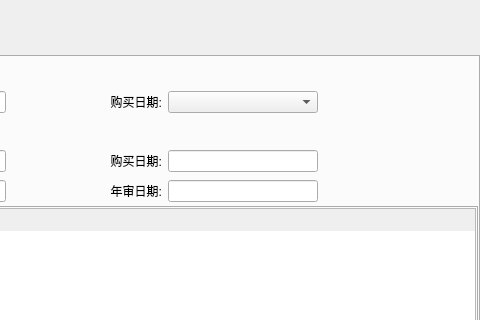
The window that ui/second_level/careditdialog.ui (longcp/CarRentalManagement) describes before a commit, drawn with Qt 5; both pictures show x 530 to 1010 and y 0 to 320 of the 1010 by 782 pixel window.
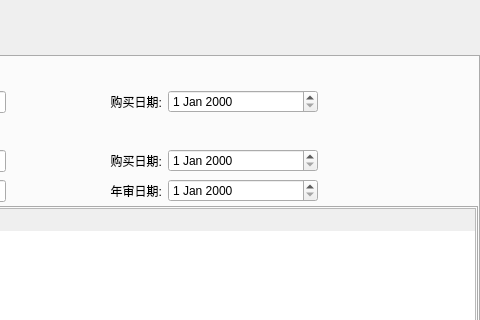
The same window after the commit. The open tabs and pages were chosen to show the change.

Commit message: 完善car类，修改car编辑界面

```diff
--- a/ui/second_level/careditdialog.ui
+++ b/ui/second_level/careditdialog.ui
@@ -2132,7 +2132,7 @@
            </widget>
           </item>
           <item>
-           <widget class="QComboBox" name="comboBox_3">
+           <widget class="QDateEdit" name="dateEdit_3">
             <property name="minimumSize">
              <size>
               <width>150</width>
@@ -2290,7 +2290,7 @@
            </widget>
           </item>
           <item>
-           <widget class="QLineEdit" name="lineEdit_38">
+           <widget class="QDateEdit" name="dateEdit_4">
             <property name="minimumSize">
              <size>
               <width>150</width>
@@ -2420,7 +2420,7 @@
            </widget>
           </item>
           <item>
-           <widget class="QLineEdit" name="lineEdit_41">
+           <widget class="QDateEdit" name="dateEdit_5">
             <property name="minimumSize">
              <size>
               <width>150</width>
```
Left out of the diff: 6 changed lines with no effect on the pictures. The commit also changes 4 other files.
